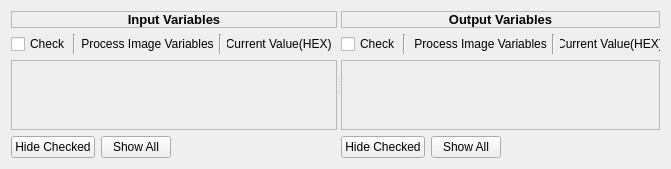
OpenAutomationTechnologies/openPOWERLINK_Qt_App, file apps/demo_qt_advanced/plk_qt_gui/ui/ProcessImageVariables.ui: the form before one commit.
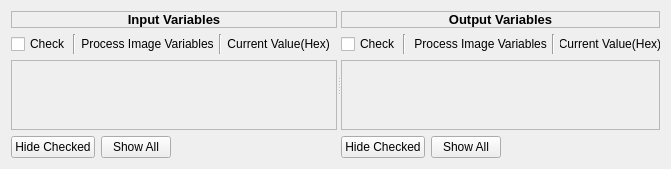
The form after the commit.

Commit message: Update GUI label texts

The edit to the form file:
```diff
--- a/apps/demo_qt_advanced/plk_qt_gui/ui/ProcessImageVariables.ui
+++ b/apps/demo_qt_advanced/plk_qt_gui/ui/ProcessImageVariables.ui
@@ -88,7 +88,7 @@
             </size>
            </property>
            <property name="text">
-            <string>Current Value(HEX)  </string>
+            <string>Current Value(Hex)  </string>
            </property>
            <property name="alignment">
             <set>Qt::AlignCenter</set>
@@ -301,7 +301,7 @@
             <enum>Qt::LeftToRight</enum>
            </property>
            <property name="text">
-            <string>Current Value(HEX)</string>
+            <string>Current Value(Hex)</string>
            </property>
            <property name="alignment">
             <set>Qt::AlignCenter</set>
```
The commit also changes 1 other file.
